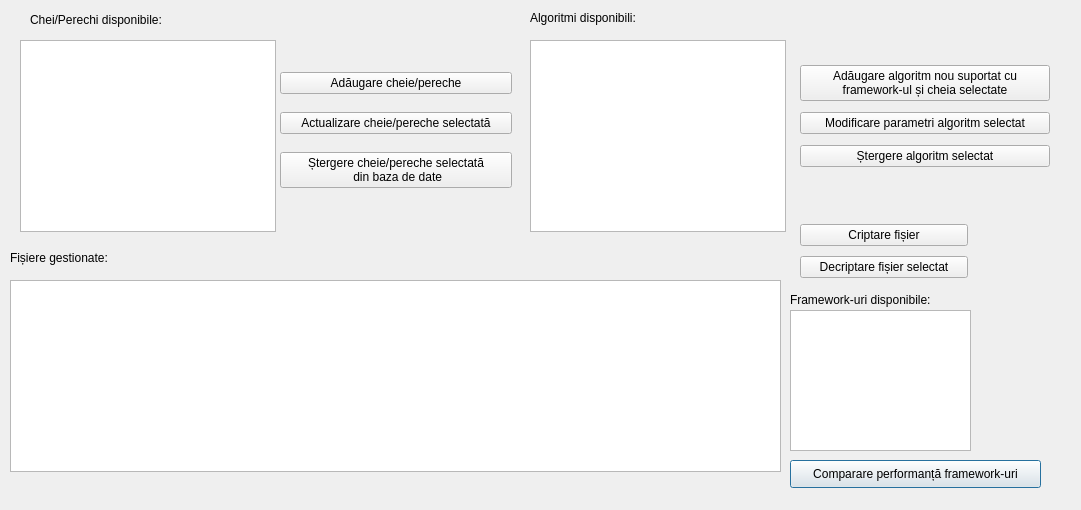
Before: the Qt Designer form Interface.ui in DancauRares-Andrei/proiect-SecuritateInformationala, drawn with Qt 5.
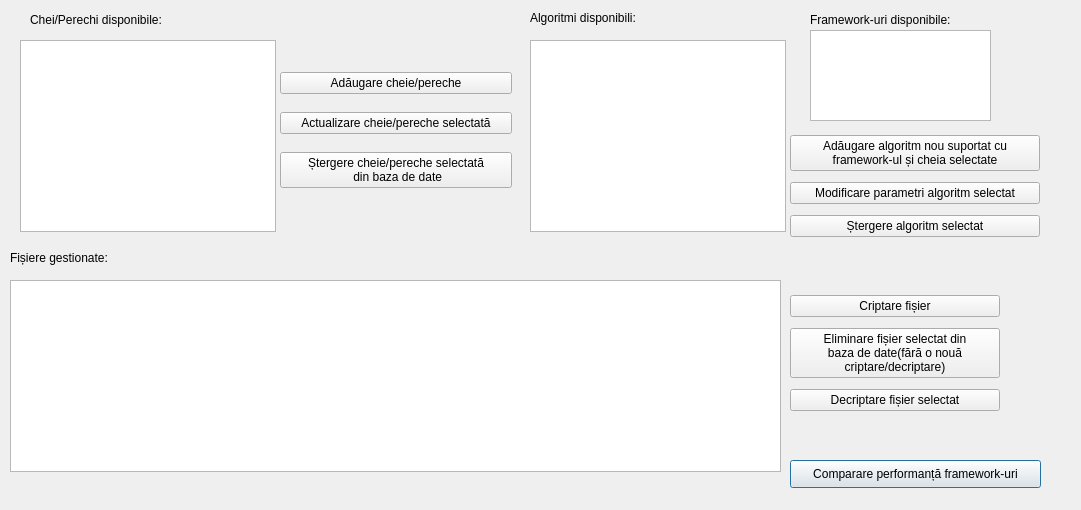
After: the same form once the commit is applied.

Commit message: Implementare stergere fisiere din db

Diff of the .ui file:
```diff
--- a/Interface.ui
+++ b/Interface.ui
@@ -42,10 +42,10 @@
   <widget class="QListWidget" name="listWidget_framework">
    <property name="geometry">
     <rect>
-     <x>790</x>
-     <y>310</y>
+     <x>810</x>
+     <y>30</y>
      <width>181</width>
-     <height>141</height>
+     <height>91</height>
     </rect>
    </property>
    <property name="editTriggers">
@@ -148,8 +148,8 @@
   <widget class="QLabel" name="label_framework">
    <property name="geometry">
     <rect>
-     <x>790</x>
-     <y>290</y>
+     <x>810</x>
+     <y>10</y>
      <width>171</width>
      <height>20</height>
     </rect>
@@ -161,10 +161,10 @@
   <widget class="QWidget" name="layoutWidget">
    <property name="geometry">
     <rect>
-     <x>800</x>
-     <y>220</y>
-     <width>168</width>
-     <height>64</height>
+     <x>790</x>
+     <y>290</y>
+     <width>210</width>
+     <height>128</height>
     </rect>
    </property>
    <layout class="QVBoxLayout" name="verticalLayout_2">
@@ -175,6 +175,15 @@
       </property>
      </widget>
     </item>
+    <item>
+     <widget class="QPushButton" name="pushButton_stergere_fisier">
+      <property name="text">
+       <string>Eliminare fișier selectat din 
+baza de date(fără o nouă
+criptare/decriptare)</string>
+      </property>
+     </widget>
+    </item>
     <item>
      <widget class="QPushButton" name="pushButton_decriptare">
       <property name="text">
@@ -184,11 +193,11 @@
     </item>
    </layout>
   </widget>
-  <widget class="QWidget" name="">
+  <widget class="QWidget" name="layoutWidget">
    <property name="geometry">
     <rect>
-     <x>800</x>
-     <y>60</y>
+     <x>790</x>
+     <y>130</y>
      <width>250</width>
      <height>113</height>
     </rect>
```
Left out of the diff: 1 changed line with no effect on the pictures. The commit also changes 3 other files.
